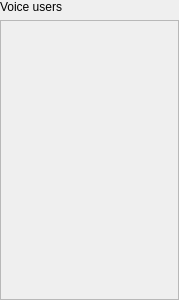
Before: the Qt Designer form UiModule/ui/VoiceUsers.ui in realXtend/tundra, drawn with Qt 5.
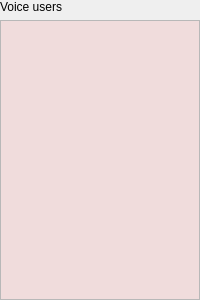
After: the same form once the commit is applied.

```diff
--- a/UiModule/ui/VoiceUsers.ui
+++ b/UiModule/ui/VoiceUsers.ui
@@ -10,6 +10,12 @@
     <height>300</height>
    </rect>
   </property>
+  <property name="minimumSize">
+   <size>
+    <width>0</width>
+    <height>0</height>
+   </size>
+  </property>
   <property name="maximumSize">
    <size>
     <width>16777215</width>
@@ -35,6 +41,12 @@
    </item>
    <item>
     <widget class="QScrollArea" name="userListScrollArea">
+     <property name="minimumSize">
+      <size>
+       <width>200</width>
+       <height>20</height>
+      </size>
+     </property>
      <property name="styleSheet">
       <string notr="true"/>
      </property>
@@ -46,21 +58,30 @@
        <rect>
         <x>0</x>
         <y>0</y>
-        <width>177</width>
+        <width>198</width>
         <height>279</height>
        </rect>
       </property>
+      <property name="styleSheet">
+       <string notr="true">QWidget
+{
+background-color: rgba(255,0,0,20);
+}</string>
+      </property>
       <layout class="QVBoxLayout" name="verticalLayout_2">
        <property name="margin">
         <number>0</number>
        </property>
        <item>
         <layout class="QVBoxLayout" name="userListLayout">
+         <property name="spacing">
+          <number>0</number>
+         </property>
          <property name="topMargin">
-          <number>10</number>
+          <number>0</number>
          </property>
          <property name="bottomMargin">
-          <number>10</number>
+          <number>0</number>
          </property>
          <item>
           <spacer name="verticalSpacer_2">
```
